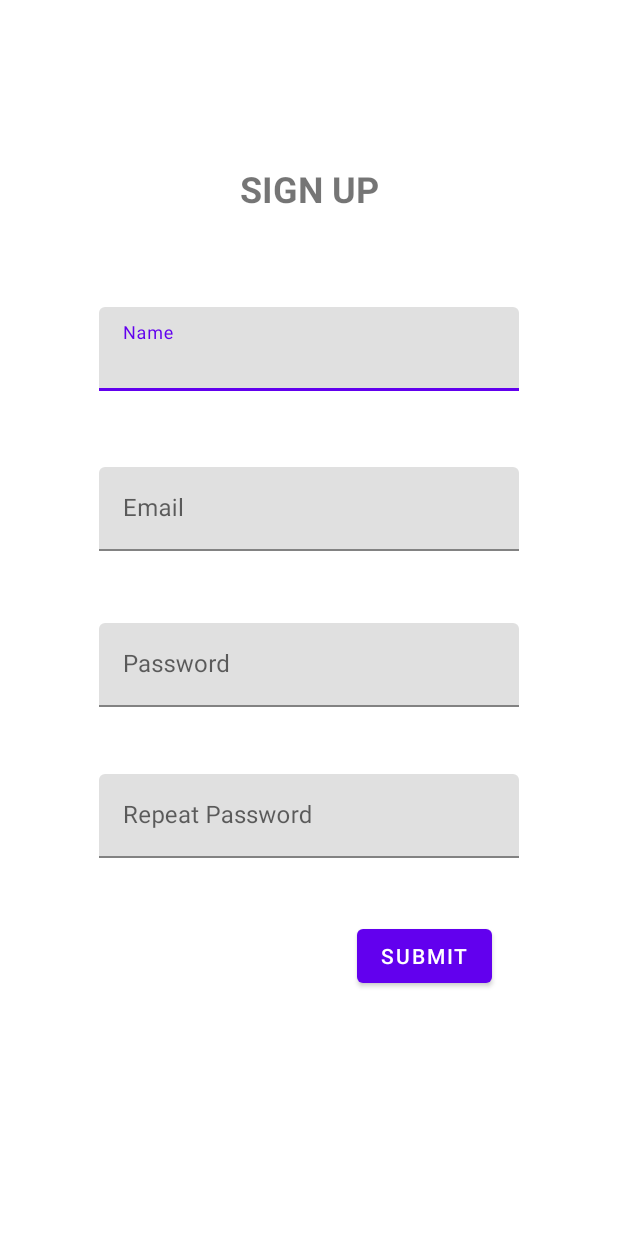
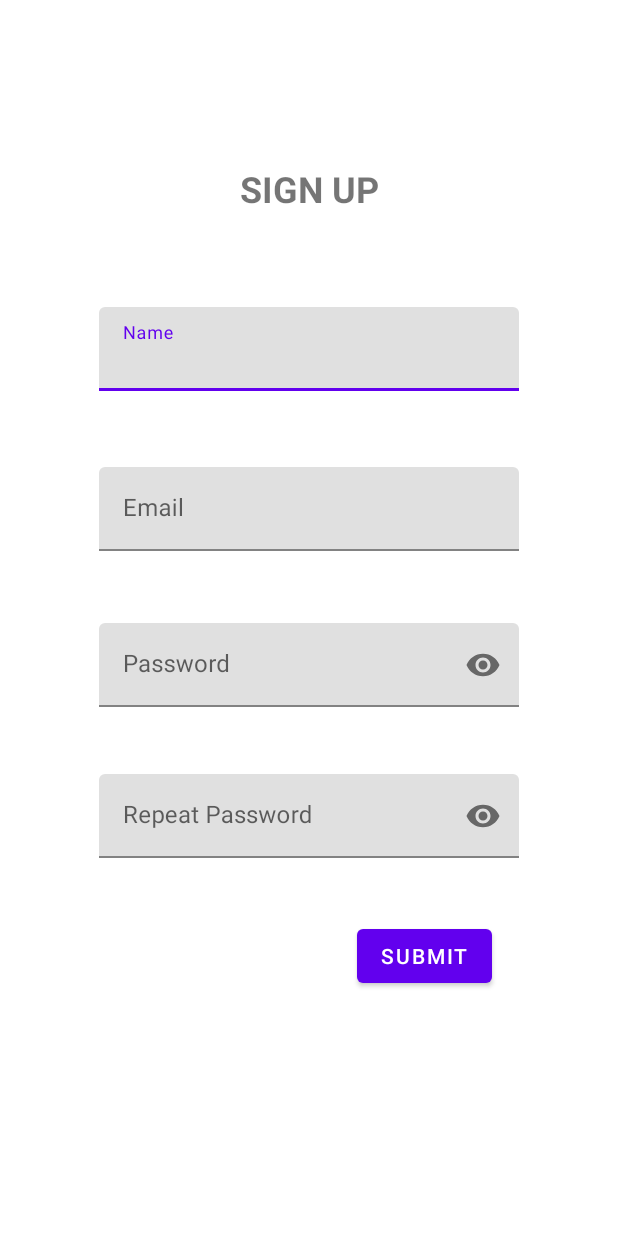
Before and after one commit to gabrielgnd1/uashealingpls, an Android app: the SignUpActivity screen opened directly, with no data from a screen before it, on a phone screen of 412 x 824 dp. Run offline under Robolectric (Android 15) with nearby library versions, the phone set to English and light mode, and no system bars; our stand-ins replace Volley.

Commit message:
Show and hide pswd with eye icon

```diff
--- a/app/src/main/res/layout/activity_sign_in.xml
+++ b/app/src/main/res/layout/activity_sign_in.xml
@@ -57,7 +57,8 @@
             android:layout_width="280dp"
             android:layout_height="wrap_content"
             android:layout_gravity="center|top"
-            android:layout_marginTop="220dp">
+            android:layout_marginTop="220dp"
+            app:endIconMode="password_toggle">
 
             <com.google.android.material.textfield.TextInputEditText
                 android:id="@+id/txtInputPassword"
--- a/app/src/main/res/layout/activity_sign_up.xml
+++ b/app/src/main/res/layout/activity_sign_up.xml
@@ -68,7 +68,8 @@
             app:layout_constraintEnd_toEndOf="parent"
             app:layout_constraintStart_toStartOf="parent"
             app:layout_constraintTop_toBottomOf="@+id/txtEmail"
-            app:layout_constraintVertical_bias="0.12">
+            app:layout_constraintVertical_bias="0.12"
+            app:endIconMode="password_toggle">
 
             <com.google.android.material.textfield.TextInputEditText
                 android:id="@+id/txtInputPassword"
@@ -86,7 +87,8 @@
             app:layout_constraintEnd_toEndOf="parent"
             app:layout_constraintStart_toStartOf="parent"
             app:layout_constraintTop_toBottomOf="@+id/txtPassword"
-            app:layout_constraintVertical_bias="0.15">
+            app:layout_constraintVertical_bias="0.15"
+            app:endIconMode="password_toggle">
 
             <com.google.android.material.textfield.TextInputEditText
                 android:id="@+id/txtInputRepeatPassword"
```
